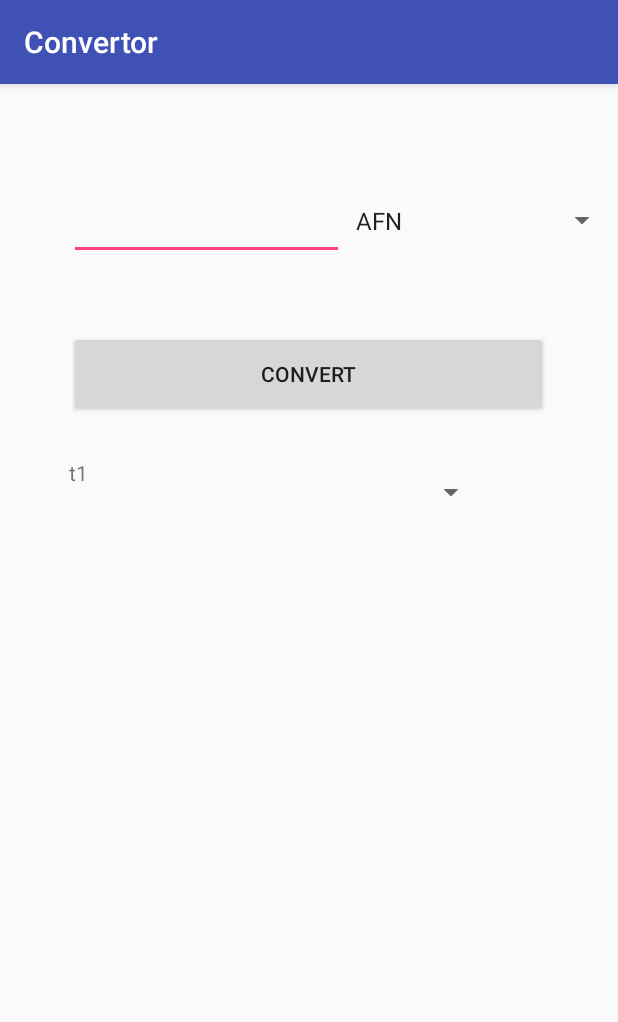
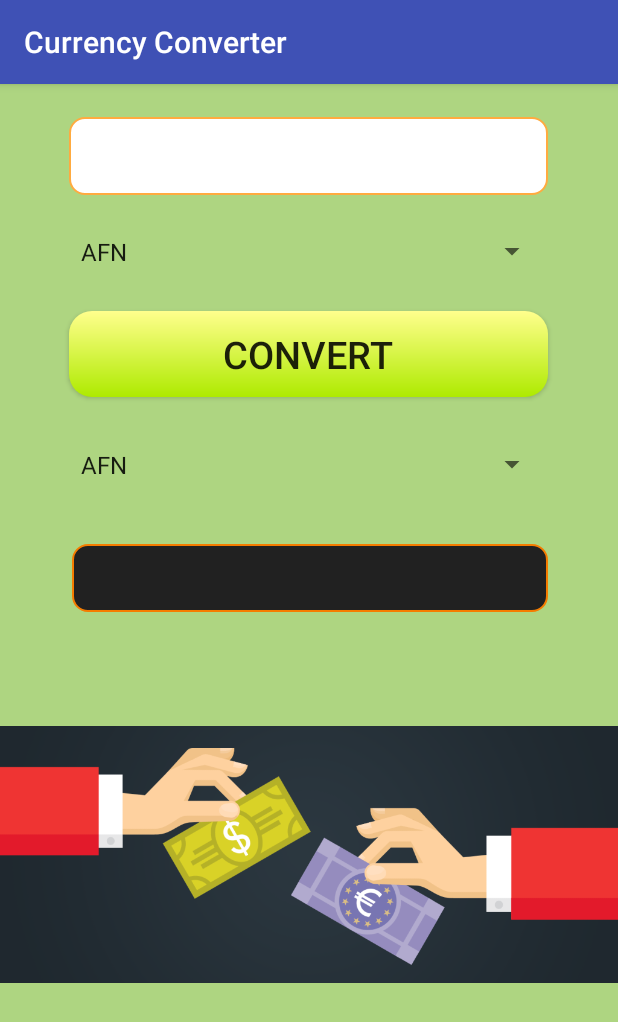
Before and after one commit to anda5/Convertor, an Android app: the screen it shows after launch (MainActivity), after a tap on "CONVERT", on a phone screen of 412 x 824 dp. Shown: the top 1022 px of the screen. Run offline under Robolectric (Android 15) with nearby library versions, the phone set to English and light mode, and no system bars; 1 statement that could not run was skipped.

Commit message:
Make UI design

```diff
--- a/Convertor/Convertor2/app/src/main/java/com/convertor/convertor/CurrencySymbol.java
+++ b/Convertor/Convertor2/app/src/main/java/com/convertor/convertor/CurrencySymbol.java
@@ -29,6 +29,7 @@ public class CurrencySymbol {
             try {
                 currencies.put(locale.getDisplayCountry(),
                         Currency.getInstance(locale).getCurrencyCode());
+
             } catch (Exception e) {
                 // when the locale is not supported
             }
--- a/Convertor/Convertor2/app/src/main/java/com/convertor/convertor/MainActivity.java
+++ b/Convertor/Convertor2/app/src/main/java/com/convertor/convertor/MainActivity.java
@@ -11,6 +11,7 @@ import android.widget.Button;
 import android.widget.EditText;
 import android.widget.Spinner;
 import android.widget.TextView;
+import android.widget.Toast;
 
 
 import org.apache.http.HttpEntity;
@@ -42,10 +43,11 @@ public class MainActivity extends AppCompatActivity {
     private EditText mEdit;
     private Button mButton;
     private Spinner mSpinner;
-    public  int mIndex;
+    private Spinner mSpinner1;
+    public  int mIndex, mIndex2;
     public  double mValue;
     private String theResult[] = new String[2] ;
-    private String convertFrom;
+    private String convertFrom, convertTo;
     private List<String> array = new ArrayList<String>();
     @Override
     protected void onCreate(Bundle savedInstanceState) {
@@ -56,8 +58,8 @@ public class MainActivity extends AppCompatActivity {
         mEdit = (EditText) findViewById(R.id.edit);
         mSpinner = (Spinner) findViewById(R.id.spinner);
         mUsd = (TextView) findViewById(R.id.usd);
-        mInr = (TextView) findViewById(R.id.inr);
 
+        mSpinner1 = (Spinner) findViewById(R.id.spinner2);
         CurrencySymbol cs = new CurrencySymbol();
 
         Map currencies = cs.getAvailableCurrencies();
@@ -71,6 +73,7 @@ public class MainActivity extends AppCompatActivity {
         ArrayAdapter<CharSequence> adapter = ArrayAdapter.createFromResource(this, R.array.currency, android.R.layout.simple_spinner_item);
         adapter.setDropDownViewResource(android.R.layout.select_dialog_singlechoice);
         mSpinner.setAdapter(dataAdapter);
+        mSpinner1.setAdapter(dataAdapter);
 
         mSpinner.setOnItemSelectedListener(new AdapterView.OnItemSelectedListener() {
             @Override
@@ -84,14 +87,30 @@ public class MainActivity extends AppCompatActivity {
 
             }
         });
+        mSpinner1.setOnItemSelectedListener(new AdapterView.OnItemSelectedListener() {
+            @Override
+            public void onItemSelected(AdapterView<?> parent, View view, int position, long id) {
+                mIndex2 = position;
+                convertTo = parent.getItemAtPosition(mIndex2).toString();
+                mUsd.setText("");
+            }
 
+            @Override
+            public void onNothingSelected(AdapterView<?> parent) {
+
+            }
+        });
         mButton.setOnClickListener(new View.OnClickListener() {
             @Override
             public void onClick(View v) {
 
                 String value = mEdit.getText().toString();
-                mValue = Double.parseDouble(value);
 
+                if(value.isEmpty() || value==null){
+                    Toast.makeText(getApplicationContext(),"Please insert some value!",Toast.LENGTH_SHORT).show();
+                }else{
+                    mValue = Double.parseDouble(value);
+                }
 
                 new JsonParser().execute();
             }
@@ -113,7 +132,7 @@ public class MainActivity extends AppCompatActivity {
         protected Void doInBackground(String... params) {
 
             URL url= new URL();
-            String url_select = url.formatURL(convertFrom);
+            String url_select = url.formatURL(convertFrom,convertTo);
 
             ArrayList<NameValuePair> param = new ArrayList<NameValuePair>();
 
--- a/Convertor/Convertor2/app/src/main/java/com/convertor/convertor/URL.java
+++ b/Convertor/Convertor2/app/src/main/java/com/convertor/convertor/URL.java
@@ -6,8 +6,8 @@ package com.convertor.convertor;
 
 public  class  URL {
 
-     public String formatURL(String str){
-         String s =  "http://query.yahooapis.com/v1/public/yql?q=select%20*%20from%20yahoo.finance.xchange%20where%20pair%20in%20(%22"+str+"RON%22)&format=json&env=store%3A%2F%2Fdatatables.org%2Falltableswithkeys&callback=";
+     public String formatURL(String str,String str2){
+         String s =  "http://query.yahooapis.com/v1/public/yql?q=select%20*%20from%20yahoo.finance.xchange%20where%20pair%20in%20(%22"+str+""+str2+"%22)&format=json&env=store%3A%2F%2Fdatatables.org%2Falltableswithkeys&callback=";
          return s;
      }
 }
--- /dev/null
+++ b/Convertor/Convertor2/app/src/main/res/drawable/btn_color1.xml
@@ -0,0 +1,15 @@
+<?xml version="1.0" encoding="utf-8"?>
+<shape xmlns:android="http://schemas.android.com/apk/res/android"
+    android:shape="rectangle" >
+
+    <solid
+        android:color="@color/colorAccent">
+    </solid>
+
+    <corners
+        android:bottomLeftRadius="3dp"
+        android:bottomRightRadius="3dp"
+        android:topLeftRadius="3dp"
+        android:topRightRadius="3dp" />
+
+</shape>
--- /dev/null
+++ b/Convertor/Convertor2/app/src/main/res/drawable/shape_button.xml
@@ -0,0 +1,16 @@
+<?xml version="1.0" encoding="utf-8"?>
+<shape xmlns:android="http://schemas.android.com/apk/res/android" >
+
+    <gradient
+        android:angle="90"
+        android:endColor="#FFFF8D"
+        android:startColor="#AEEA00" />
+
+    <corners
+        android:bottomLeftRadius="15dp"
+        android:bottomRightRadius="15dp"
+        android:topRightRadius="15dp"
+        android:topLeftRadius="15dp" >
+    </corners>
+
+</shape>
--- /dev/null
+++ b/Convertor/Convertor2/app/src/main/res/drawable/shape_edit.xml
@@ -0,0 +1,17 @@
+<?xml version="1.0" encoding="utf-8"?>
+<shape xmlns:android="http://schemas.android.com/apk/res/android" >
+
+    <solid android:color="#FFFFFF" />
+
+    <stroke
+        android:width="1dp"
+        android:color="#FFAB40" />
+    <corners
+        android:topLeftRadius="10dp"
+        android:topRightRadius="10dp"
+        android:bottomLeftRadius="10dp"
+        android:bottomRightRadius="10dp"
+
+        />
+
+</shape>
--- /dev/null
+++ b/Convertor/Convertor2/app/src/main/res/drawable/shape_result.xml
@@ -0,0 +1,17 @@
+<?xml version="1.0" encoding="utf-8"?>
+<shape xmlns:android="http://schemas.android.com/apk/res/android" >
+
+    <solid android:color="#212121" />
+
+    <stroke
+        android:width="1dp"
+        android:color="#F57C00" />
+    <corners
+        android:topLeftRadius="10dp"
+        android:topRightRadius="10dp"
+        android:bottomLeftRadius="10dp"
+        android:bottomRightRadius="10dp"
+
+        />
+
+</shape>
--- a/Convertor/Convertor2/app/src/main/res/layout/activity_main.xml
+++ b/Convertor/Convertor2/app/src/main/res/layout/activity_main.xml
@@ -5,6 +5,7 @@
     xmlns:app="http://schemas.android.com/apk/res-auto"
     android:layout_width="match_parent"
     android:layout_height="match_parent"
+    android:background="#AED581"
     tools:context="com.convertor.convertor.MainActivity">
 
 
@@ -14,10 +15,12 @@
         android:layout_height="51dp"
         tools:layout_editor_absoluteX="255dp"
         tools:layout_editor_absoluteY="75dp"
-        android:layout_alignTop="@+id/usd"
-        android:layout_alignLeft="@+id/spinner"
-        android:layout_alignStart="@+id/spinner"
-        android:layout_alignBottom="@+id/usd" />
+        android:layout_below="@+id/button"
+        android:layout_marginTop="19dp"
+        android:layout_alignLeft="@+id/button"
+        android:layout_alignStart="@+id/button"
+        android:layout_alignRight="@+id/button"
+        android:layout_alignEnd="@+id/button" />
 
     <EditText
         android:id="@+id/edit"
@@ -25,10 +28,16 @@
         android:layout_height="52dp"
         app:layout_constraintTop_toTopOf="parent"
         tools:layout_editor_absoluteX="45dp"
+        android:textSize="30dp"
+        android:background="@drawable/shape_edit"
         tools:text="edit"
-        android:layout_alignTop="@+id/spinner"
-        android:layout_alignLeft="@+id/button"
-        android:layout_alignStart="@+id/button" />
+        android:inputType="number|phone"
+        android:layout_marginTop="22dp"
+        android:layout_alignParentTop="true"
+        android:layout_alignRight="@+id/spinner"
+        android:layout_alignEnd="@+id/spinner"
+        android:layout_alignLeft="@+id/spinner"
+        android:layout_alignStart="@+id/spinner" />
 
     <Spinner
         android:id="@+id/spinner"
@@ -36,36 +45,47 @@
         android:layout_height="51dp"
         tools:layout_editor_absoluteX="255dp"
         tools:layout_editor_absoluteY="75dp"
-        android:layout_marginTop="65dp"
-        android:layout_below="@+id/inr"
-        android:layout_alignParentRight="true"
-        android:layout_alignParentEnd="true"
-        android:layout_toRightOf="@+id/edit"
-        android:layout_toEndOf="@+id/edit" />
+        android:layout_marginTop="12dp"
+        android:layout_below="@+id/edit"
+        android:layout_alignLeft="@+id/button"
+        android:layout_alignStart="@+id/button"
+        android:layout_alignRight="@+id/button"
+        android:layout_alignEnd="@+id/button" />
 
     <Button
         android:id="@+id/button"
         android:layout_width="319dp"
         android:layout_height="57dp"
         android:text="Convert"
-
-        android:layout_below="@+id/edit"
+        android:textSize="25dp"
+        android:background="@drawable/shape_button"
+        android:layout_below="@+id/spinner"
         android:layout_centerHorizontal="true"
-        android:layout_marginTop="47dp" />
+        android:layout_marginTop="14dp" />
 
     <TextView
         android:id="@+id/usd"
         android:layout_width="317dp"
         android:layout_height="45dp"
-        android:text="t1"
         tools:layout_editor_absoluteX="34dp"
         tools:layout_editor_absoluteY="275dp"
-        tools:text="text"
+        tools:text="Result"
+        android:textColor="#FAFAFA"
+        android:textSize="30dp"
+        android:background="@drawable/shape_result"
         android:layout_marginTop="27dp"
-        android:layout_below="@+id/button"
-        android:layout_alignLeft="@+id/button"
-        android:layout_alignStart="@+id/button"
-        android:layout_alignRight="@+id/edit"
-        android:layout_alignEnd="@+id/edit" />
+        android:layout_below="@+id/spinner2"
+        android:layout_alignRight="@+id/button"
+        android:layout_alignEnd="@+id/button" />
+
+    <ImageView
+        android:id="@+id/imageView"
+        android:layout_width="wrap_content"
+        android:layout_height="wrap_content"
+        app:srcCompat="@mipmap/currency"
+        android:layout_below="@+id/usd"
+        android:layout_alignParentLeft="true"
+        android:layout_alignParentStart="true"
+        android:layout_marginTop="19dp" />
 
 </RelativeLayout>
--- a/Convertor/Convertor2/app/src/main/res/values/strings.xml
+++ b/Convertor/Convertor2/app/src/main/res/values/strings.xml
@@ -1,5 +1,5 @@
 <resources>
-    <string name="app_name">Convertor</string>
+    <string name="app_name">Currency Converter</string>
     <string-array name="currency">
         <item>USD</item>
         <item>INR</item>
```
Also changed, not shown: Convertor/Convertor2/app/src/main/res/mipmap-hdpi/currency.png (added).
